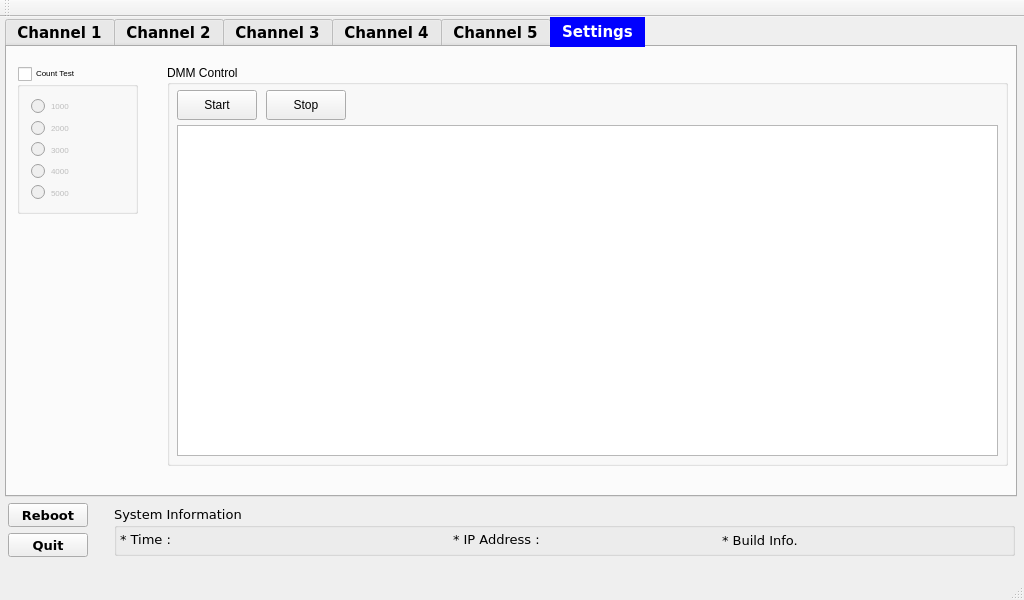
First picture: the form in mainwindow.ui, repository shnomad/Battery-Test, before the edit.
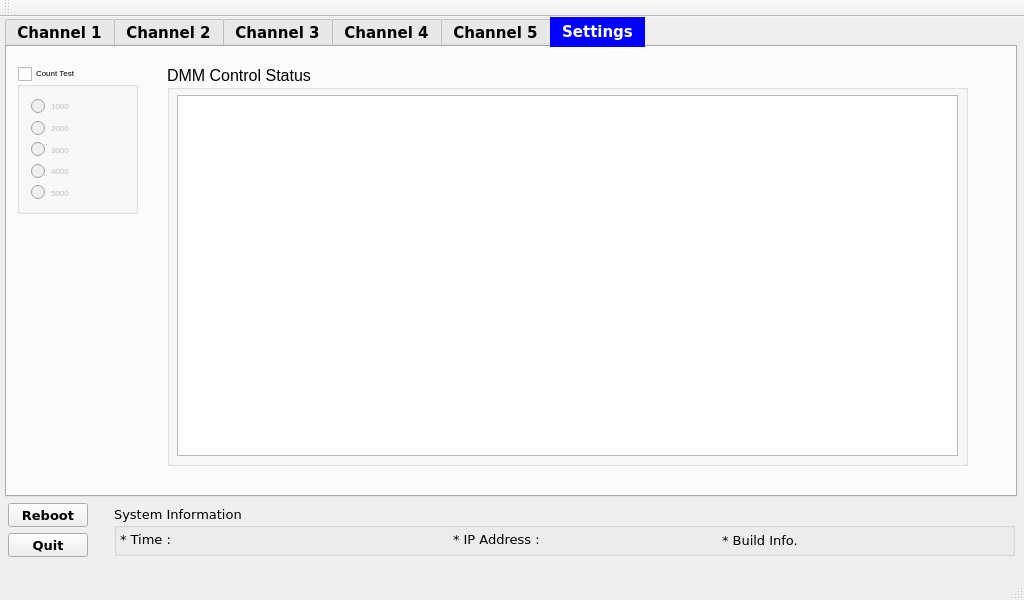
Second picture: the form after the edit. The open tabs and pages were chosen to show the change. Icons and pictures are not drawn.

The edit to the form file:
```diff
--- a/mainwindow.ui
+++ b/mainwindow.ui
@@ -4672,49 +4672,28 @@
        <rect>
         <x>160</x>
         <y>18</y>
-        <width>841</width>
+        <width>801</width>
         <height>401</height>
        </rect>
       </property>
+      <property name="font">
+       <font>
+        <pointsize>12</pointsize>
+       </font>
+      </property>
       <property name="title">
-       <string>DMM Control</string>
+       <string>DMM Control Status</string>
       </property>
       <widget class="QTextEdit" name="daq970a_status">
        <property name="geometry">
         <rect>
          <x>10</x>
-         <y>60</y>
-         <width>821</width>
-         <height>331</height>
+         <y>30</y>
+         <width>781</width>
+         <height>361</height>
         </rect>
        </property>
       </widget>
-      <widget class="QPushButton" name="daq970a_start">
-       <property name="geometry">
-        <rect>
-         <x>10</x>
-         <y>25</y>
-         <width>80</width>
-         <height>30</height>
-        </rect>
-       </property>
-       <property name="text">
-        <string>Start</string>
-       </property>
-      </widget>
-      <widget class="QPushButton" name="daq970a_stop">
-       <property name="geometry">
-        <rect>
-         <x>99</x>
-         <y>25</y>
-         <width>80</width>
-         <height>30</height>
-        </rect>
-       </property>
-       <property name="text">
-        <string>Stop</string>
-       </property>
-      </widget>
      </widget>
     </widget>
    </widget>
```
Left out of the diff: 14 changed lines with no effect on the pictures.
